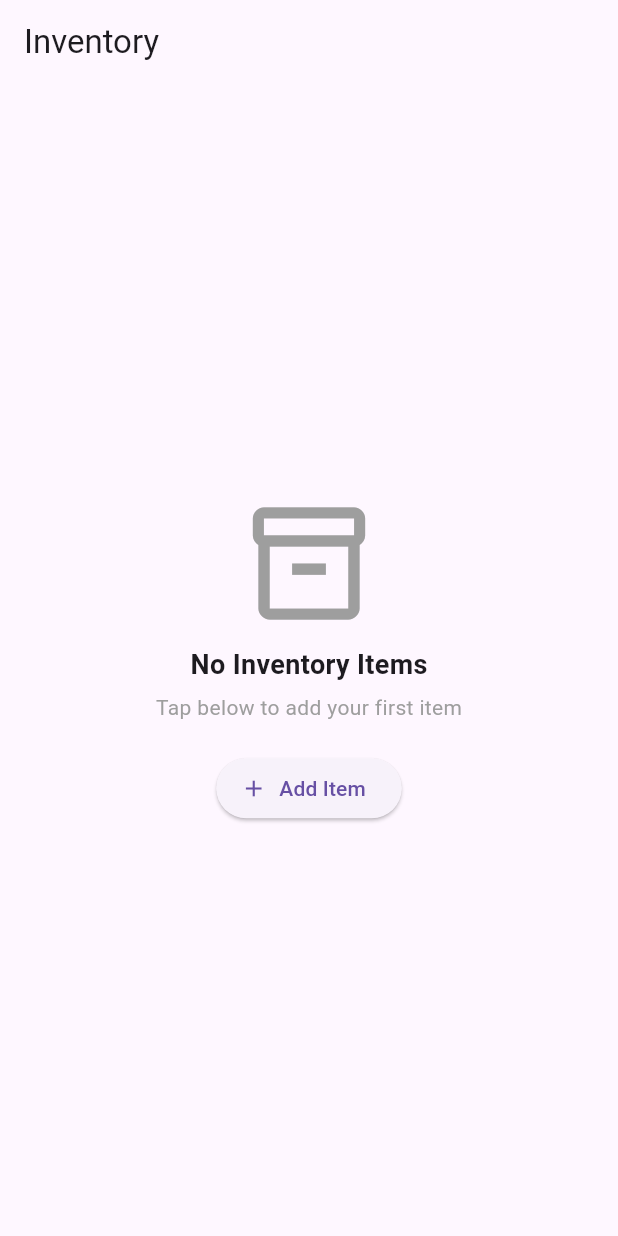
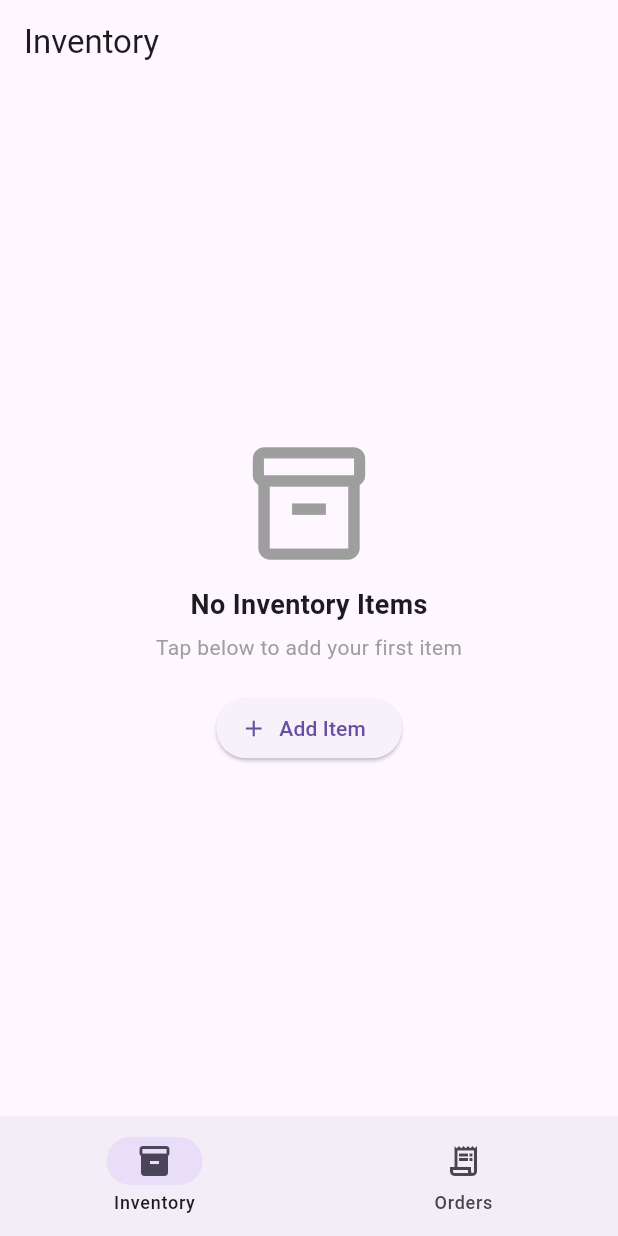
Before and after one commit to zafarsaalim/inventory_tracker, a Flutter app: the screen it shows after launch, on a phone screen of 412 x 824 dp. Run offline on Flutter 3.47's test engine with Material 3 defaults, Android fonts, the phone set to English and light mode, and no system bars; our stand-ins replace sqflite; missing offline and left inert: mobile_scanner; accounts and stored records are empty.

Commit message:
Add orders tab and product search flow

```diff
--- a/lib/main.dart
+++ b/lib/main.dart
@@ -1,5 +1,6 @@
 import 'package:flutter/material.dart';
 import 'screens/home_screen.dart';
+import 'screens/main_navigation.dart';
 
 void main() {
   runApp(const MyApp());
@@ -11,7 +12,7 @@ class MyApp extends StatelessWidget {
   Widget build(BuildContext context) {
     return const MaterialApp(
       debugShowCheckedModeBanner: false,
-      home: HomeScreen(),
+      home: const MainNavigation(),
     );
   }
 }
--- /dev/null
+++ b/lib/screens/main_navigation.dart
@@ -0,0 +1,53 @@
+import 'package:flutter/material.dart';
+
+import 'home_screen.dart';
+import 'order_screen.dart';
+
+class MainNavigation extends StatefulWidget {
+  const MainNavigation({super.key});
+
+  @override
+  State<MainNavigation> createState() =>
+      _MainNavigationState();
+}
+
+class _MainNavigationState
+    extends State<MainNavigation> {
+  int currentIndex = 0;
+
+  final pages = const [
+    HomeScreen(),
+    OrderScreen(),
+  ];
+
+  @override
+  Widget build(BuildContext context) {
+    return Scaffold(
+      body: pages[currentIndex],
+
+      bottomNavigationBar: NavigationBar(
+        selectedIndex: currentIndex,
+
+        onDestinationSelected: (index) {
+          setState(() {
+            currentIndex = index;
+          });
+        },
+
+        destinations: const [
+          NavigationDestination(
+            icon: Icon(Icons.inventory_2_outlined),
+            selectedIcon: Icon(Icons.inventory_2),
+            label: "Inventory",
+          ),
+
+          NavigationDestination(
+            icon: Icon(Icons.receipt_long_outlined),
+            selectedIcon: Icon(Icons.receipt_long),
+            label: "Orders",
+          ),
+        ],
+      ),
+    );
+  }
+}
```
Also changed, not shown: lib/screens/order_screen.dart (added, +101 -0 lines), lib/widgets/order_empty_state.dart (added, +39 -0 lines), lib/widgets/order_product_tile.dart (added, +36 -0 lines), lib/widgets/order_search_bar.dart (added, +39 -0 lines).
